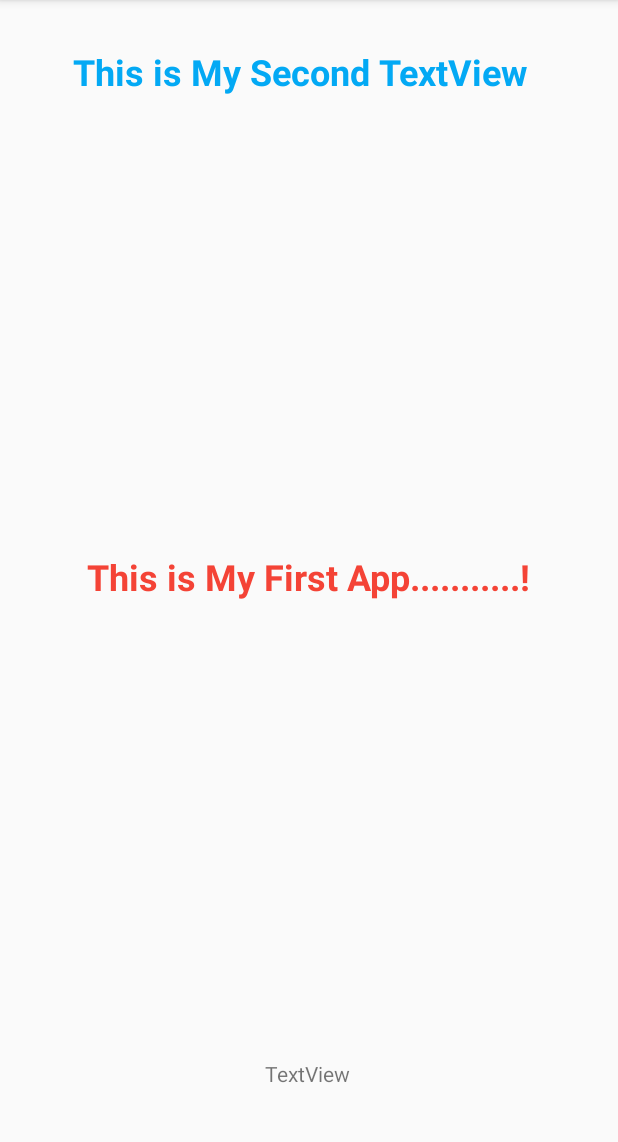
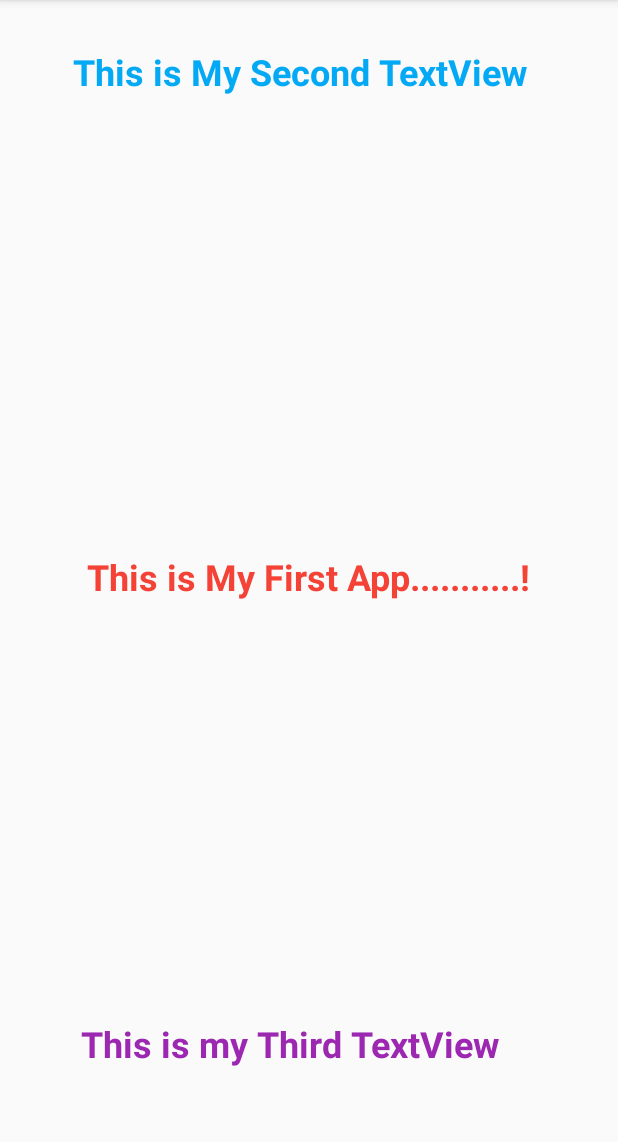
Before and after one commit to abidalishafique/My-First-Andriod-App, an Android app: the screen it shows after launch (MainActivity), on a phone screen of 412 x 824 dp, the part 84-1226 px from its top. Run offline under Robolectric (Android 15) with nearby library versions, the phone set to English and light mode, and no system bars.

Commit message:
My Third Message

```diff
--- a/app/src/main/res/layout/activity_main.xml
+++ b/app/src/main/res/layout/activity_main.xml
@@ -36,9 +36,13 @@
 
     <TextView
         android:id="@+id/textView4"
-        android:layout_width="wrap_content"
-        android:layout_height="wrap_content"
-        android:text="TextView"
+        android:layout_width="304dp"
+        android:layout_height="47dp"
+        android:text="This is my Third TextView"
+        android:textColor="#9C27B0"
+        android:textColorHighlight="#9C27B0"
+        android:textSize="24sp"
+        android:textStyle="bold"
         app:layout_constraintBottom_toBottomOf="parent"
         app:layout_constraintEnd_toEndOf="parent"
         app:layout_constraintHorizontal_bias="0.498"
```
